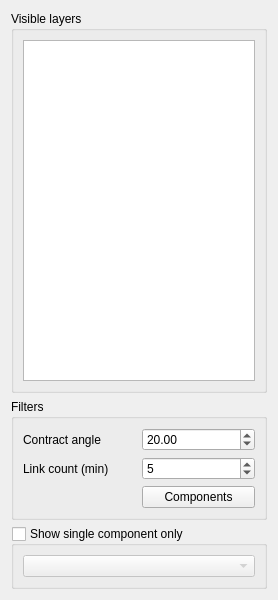
Above: tools.ui from Ylannl/skel3d before the change. Below: the same form after it.
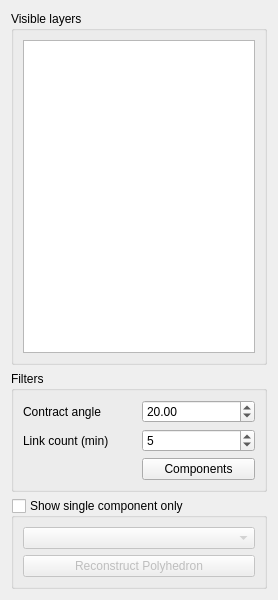
That is the form after the change.

```diff
--- a/tools.ui
+++ b/tools.ui
@@ -121,6 +121,16 @@
       <item>
        <widget class="QComboBox" name="comboBox_component"/>
       </item>
+      <item>
+       <widget class="QPushButton" name="pushButton_reconstruct">
+        <property name="text">
+         <string>Reconstruct Polyhedron</string>
+        </property>
+        <property name="checkable">
+         <bool>false</bool>
+        </property>
+       </widget>
+      </item>
      </layout>
     </widget>
    </item>
```
